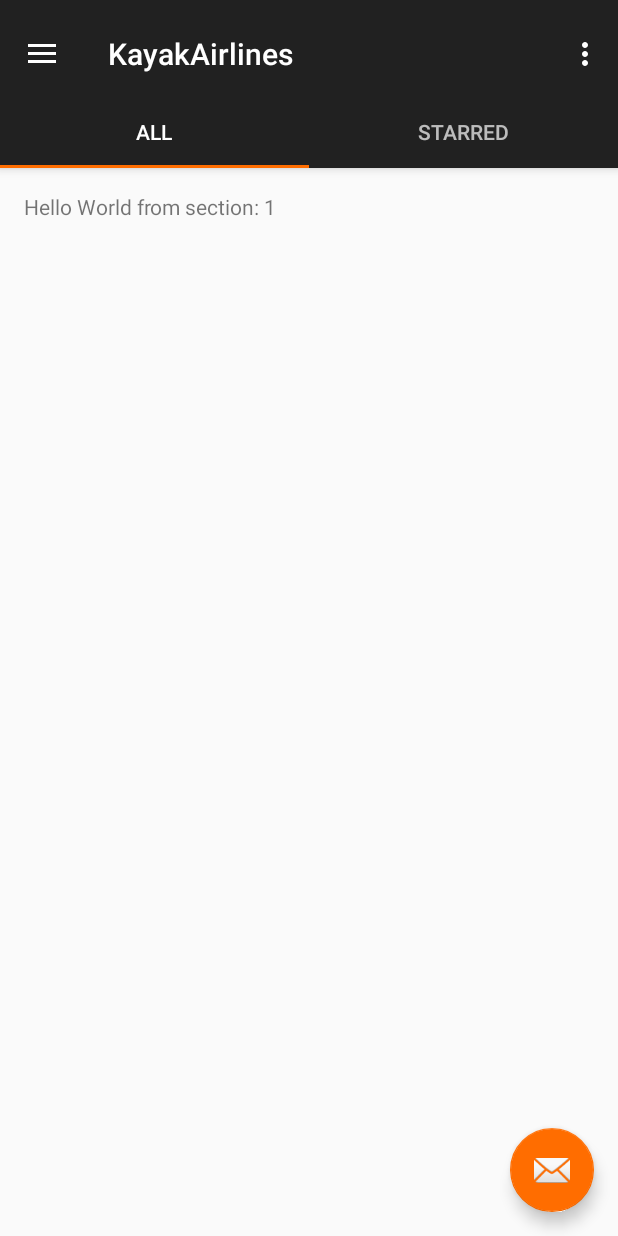
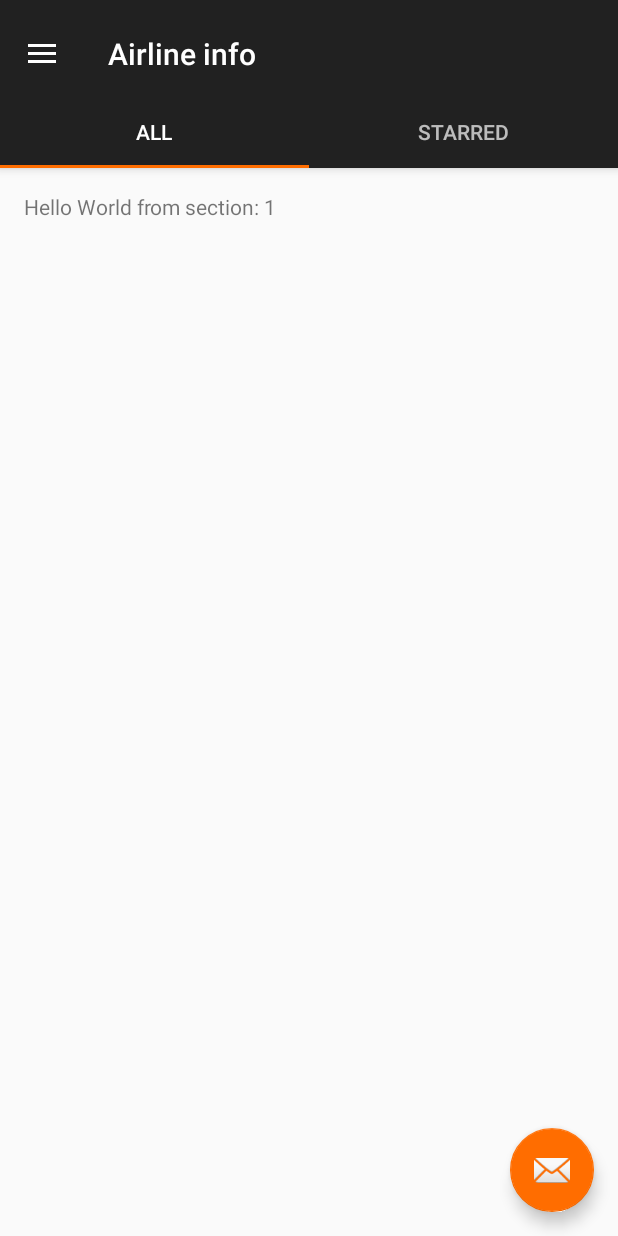
Before and after one commit to FihlaTV/KayakAirlines, an Android app: the screen it shows after launch (AirlineListActivity), on a phone screen of 412 x 824 dp. Run offline under Robolectric (Android 15) with nearby library versions, the phone set to English and light mode, and no system bars; our stand-ins replace ButterKnife.

Commit message:
Fix toolbar title

```diff
--- a/app/src/main/AndroidManifest.xml
+++ b/app/src/main/AndroidManifest.xml
@@ -12,7 +12,7 @@
       >
     <activity
         android:name=".features.airlinelist.AirlineListActivity"
-        android:label="@string/app_name"
+        android:label="@string/airline_list_title"
         android:theme="@style/AppTheme.NoActionBar"
         >
       <intent-filter>
--- a/app/src/main/java/com/oguzbabaoglu/kayakairlines/features/airlinelist/AirlineListActivity.java
+++ b/app/src/main/java/com/oguzbabaoglu/kayakairlines/features/airlinelist/AirlineListActivity.java
@@ -14,7 +14,6 @@ import android.support.v7.app.ActionBarDrawerToggle;
 import android.support.v7.app.AppCompatActivity;
 import android.support.v7.widget.Toolbar;
 import android.view.LayoutInflater;
-import android.view.Menu;
 import android.view.MenuItem;
 import android.view.View;
 import android.view.ViewGroup;
@@ -32,14 +31,15 @@ public class AirlineListActivity extends AppCompatActivity
   private static final Lambda[] TABS = new Lambda[]{PlaceholderFragment::newInstance, PlaceholderFragment::newInstance};
   private static final int[] TITLES = new int[]{ R.string.airline_tab_all, R.string.airline_tab_starred};
 
+  @BindView(R.id.toolbar) Toolbar toolbar;
   @BindView(R.id.airline_list_viewpager) ViewPager airlineViewPager;
   @BindView(R.id.airline_list_tablayout) TabLayout airlineTabLayout;
 
-  @Override
-  protected void onCreate(Bundle savedInstanceState) {
+  @Override protected void onCreate(Bundle savedInstanceState) {
     super.onCreate(savedInstanceState);
     setContentView(R.layout.activity_airlines);
     ButterKnife.bind(this);
+    setSupportActionBar(toolbar);
 
     airlineViewPager.setAdapter(new FragmentPagerAdapter(getSupportFragmentManager()) {
       @Override public Fragment getItem(int position) {
@@ -56,9 +56,6 @@ public class AirlineListActivity extends AppCompatActivity
     });
 
     airlineTabLayout.setupWithViewPager(airlineViewPager);
-
-    Toolbar toolbar = (Toolbar) findViewById(R.id.toolbar);
-    setSupportActionBar(toolbar);
 
     FloatingActionButton fab = (FloatingActionButton) findViewById(R.id.fab);
     fab.setOnClickListener(new View.OnClickListener() {
@@ -77,39 +74,15 @@ public class AirlineListActivity extends AppCompatActivity
 
     NavigationView navigationView = (NavigationView) findViewById(R.id.nav_view);
     navigationView.setNavigationItemSelectedListener(this);
-
   }
 
-  @Override
-  public void onBackPressed() {
+  @Override public void onBackPressed() {
     DrawerLayout drawer = (DrawerLayout) findViewById(R.id.drawer_layout);
     if (drawer.isDrawerOpen(GravityCompat.START)) {
       drawer.closeDrawer(GravityCompat.START);
     } else {
       super.onBackPressed();
     }
-  }
-
-  @Override
-  public boolean onCreateOptionsMenu(Menu menu) {
-    // Inflate the menu; this adds items to the action bar if it is present.
-    getMenuInflater().inflate(R.menu.menu_main, menu);
-    return true;
-  }
-
-  @Override
-  public boolean onOptionsItemSelected(MenuItem item) {
-    // Handle action bar item clicks here. The action bar will
-    // automatically handle clicks on the Home/Up button, so long
-    // as you specify a parent activity in AndroidManifest.xml.
-    int id = item.getItemId();
-
-    //noinspection SimplifiableIfStatement
-    if (id == R.id.action_settings) {
-      return true;
-    }
-
-    return super.onOptionsItemSelected(item);
   }
 
   /**
--- a/app/src/main/res/menu/menu_main.xml
+++ /dev/null
@@ -1,12 +0,0 @@
-<menu xmlns:android="http://schemas.android.com/apk/res/android"
-      xmlns:app="http://schemas.android.com/apk/res-auto"
-      xmlns:tools="http://schemas.android.com/tools"
-      tools:context=".features.airlinelist.AirlineListActivity"
-    >
-  <item
-      android:id="@+id/action_settings"
-      android:orderInCategory="100"
-      android:title="@string/action_settings"
-      app:showAsAction="never"
-      />
-</menu>
--- a/app/src/main/res/values/strings.xml
+++ b/app/src/main/res/values/strings.xml
@@ -11,5 +11,6 @@
 
   <string name="airline_tab_all">All</string>
   <string name="airline_tab_starred">Starred</string>
+  <string name="airline_list_title">Airline info</string>
 
 </resources>
```
